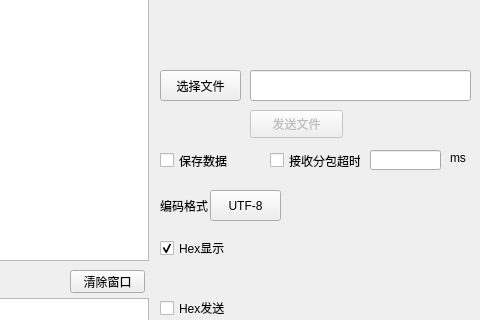
Qt form ser_prj/untitled.ui (getBossMuchMoney/pyqt_serialTool) before a commit; both pictures show x 680 to 1160 and y 250 to 570 of the 1160 by 712 pixel window.
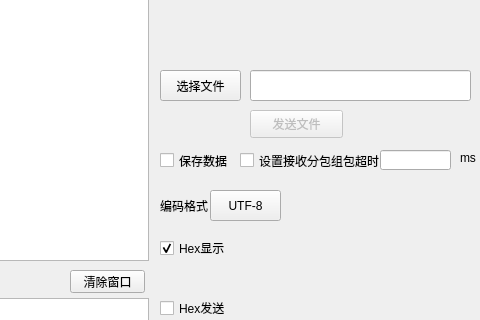
The same form after that commit.

Commit message: fix com refresh error and others

What changed in the file:
```diff
--- a/ser_prj/untitled.ui
+++ b/ser_prj/untitled.ui
@@ -392,7 +392,7 @@
    <widget class="QLineEdit" name="recSubpackageTimeOut_input">
     <property name="geometry">
      <rect>
-      <x>1050</x>
+      <x>1060</x>
       <y>400</y>
       <width>71</width>
       <height>20</height>
@@ -411,7 +411,7 @@
    <widget class="QLabel" name="label_10">
     <property name="geometry">
      <rect>
-      <x>1130</x>
+      <x>1140</x>
       <y>400</y>
       <width>21</width>
       <height>16</height>
@@ -424,14 +424,14 @@
    <widget class="QCheckBox" name="subpackageCheck">
     <property name="geometry">
      <rect>
-      <x>950</x>
+      <x>920</x>
       <y>400</y>
-      <width>91</width>
+      <width>141</width>
       <height>21</height>
      </rect>
     </property>
     <property name="text">
-     <string>接收分包超时</string>
+     <string>设置接收分包组包超时</string>
     </property>
    </widget>
    <widget class="QCheckBox" name="SaveDataCheck">
```
The commit also changes 2 other files.
